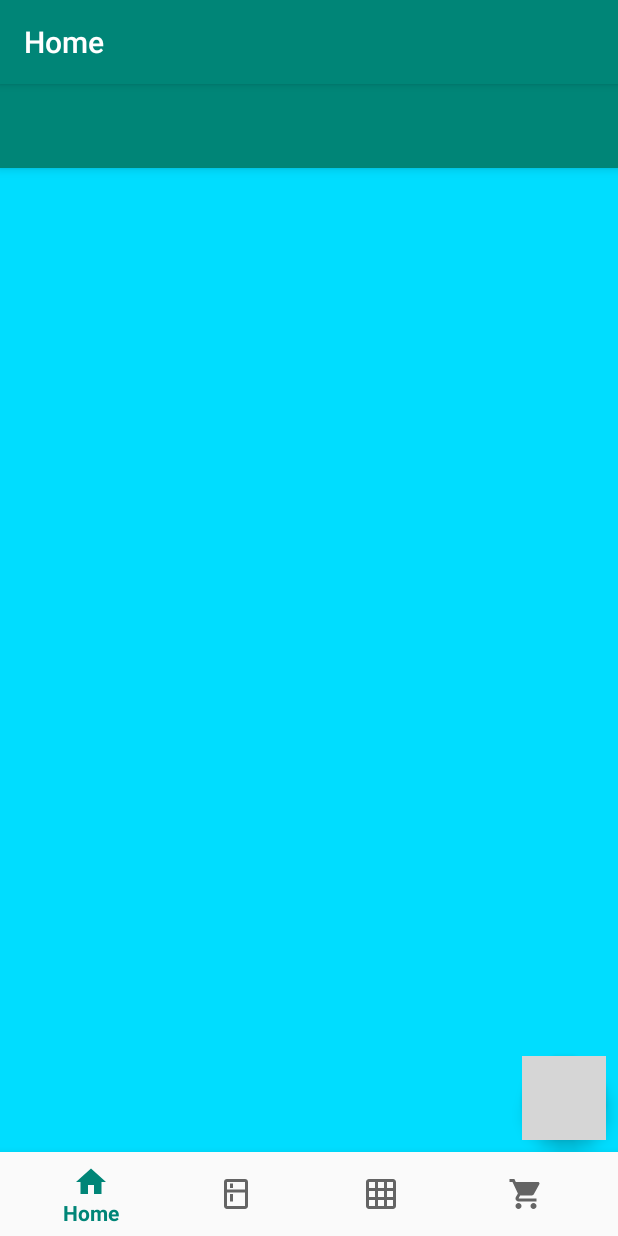
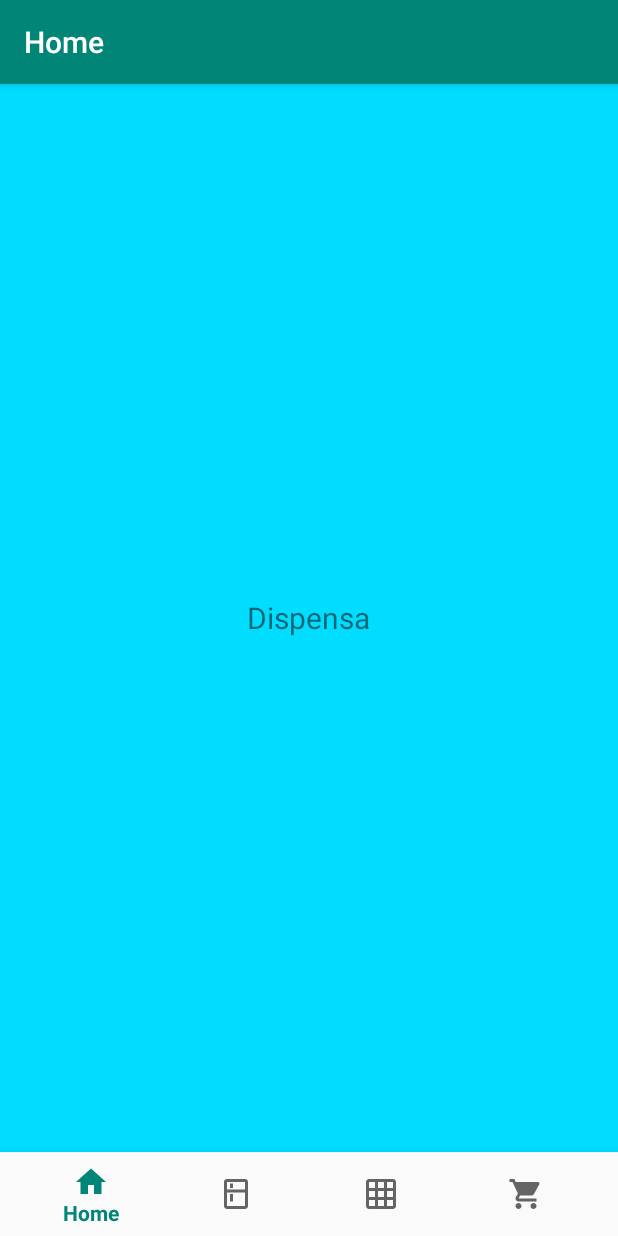
Before and after one commit to CarloDnt/Progetto, an Android app: the fragment DispensaFragment placed in its activity, on a phone screen of 412 x 824 dp. Run offline under Robolectric (Android 15) with nearby library versions, the light colour scheme and no system bars; grey boxes are pictures that could not be loaded.

```diff
--- a/app/src/main/java/com/example/progettoapplicazionimobili/ui/ProdottoDisp.java
+++ b/app/src/main/java/com/example/progettoapplicazionimobili/ui/ProdottoDisp.java
@@ -9,9 +9,10 @@ import io.realm.annotations.*;
 public class ProdottoDisp extends RealmObject implements Parcelable {
 
     @PrimaryKey
-    private int id ,quatita,prezzo;
+    private int id ;
+
+    private int quatita,prezzo;
     private String nomeProdotto;
-
 
     public int getId() {
         return id;
--- a/app/src/main/res/layout/fragment_dispensa.xml
+++ b/app/src/main/res/layout/fragment_dispensa.xml
@@ -1,46 +1,16 @@
 <?xml version="1.0" encoding="utf-8"?>
 <RelativeLayout xmlns:android="http://schemas.android.com/apk/res/android"
-    xmlns:app="http://schemas.android.com/apk/res-auto"
-    xmlns:tools="http://schemas.android.com/tools"
     android:orientation="vertical"
     android:layout_width="match_parent"
     android:layout_height="match_parent"
     android:background="@android:color/holo_blue_bright"
-    tools:context=".ui.Home"
     >
-    <android.support.design.widget.AppBarLayout
-        android:layout_width="match_parent"
-        android:layout_height="wrap_content"
-        android:id="@+id/app"
-        android:theme="@style/AppTheme.AppBarOverlay">
 
-        <android.support.v7.widget.Toolbar
-            android:id="@+id/toolbar"
-            android:layout_width="match_parent"
-            android:layout_height="?attr/actionBarSize"
-            android:background="?attr/colorPrimary"
-            app:popupTheme="@style/AppTheme.PopupOverlay" >
-        </android.support.v7.widget.Toolbar>
-
-    </android.support.design.widget.AppBarLayout>
-
-    <LinearLayout
-        android:layout_width="match_parent"
-        android:layout_height="match_parent"
-        android:layout_below="@+id/app" >
-    </LinearLayout>
-
-    <android.support.design.widget.FloatingActionButton
-        android:id="@+id/fab"
+    <TextView
         android:layout_width="wrap_content"
         android:layout_height="wrap_content"
-        android:layout_gravity="bottom|end"
-        android:layout_alignParentRight="true"
-        android:layout_alignParentBottom="true"
-        android:layout_marginRight="@dimen/fab_margin"
-        android:layout_marginLeft="@dimen/fab_margin"
-        android:layout_marginBottom="@dimen/fab_margin_top"
-        app:backgroundTint="@color/colorPrimary"
-        app:srcCompat="@drawable/add" />
-
+        android:text="Dispensa"
+        android:textSize="20dp"
+        android:layout_centerInParent="true"
+        />
 </RelativeLayout>
```
